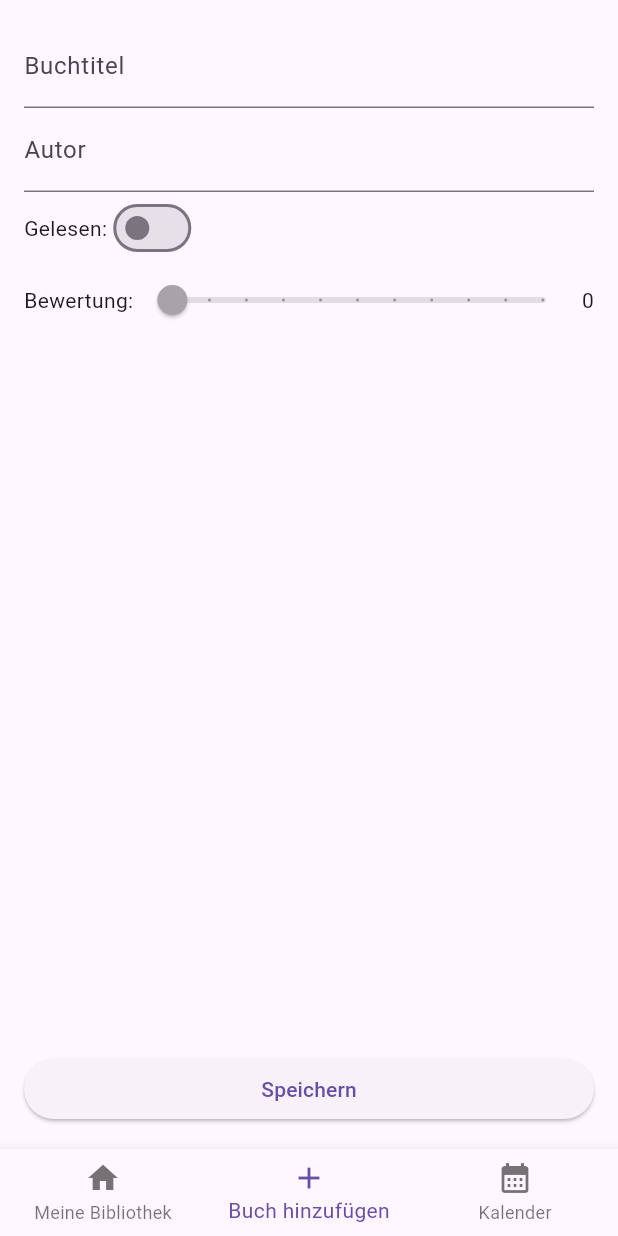
After one commit to deckelmouck/fluhoowlib, a Flutter app: the screen it shows after launch, item 2 of the bottom bar chosen, after a tap on "Speichern", on a phone screen of 412 x 824 dp. The commit adds this screen. Run offline on Flutter 3.47's test engine with Material 3 defaults, Android fonts, the phone set to English and light mode, and no system bars; our stand-ins replace table_calendar.

Commit message:
update seperate pages

```diff
--- /dev/null
+++ b/lib/models/book.dart
@@ -0,0 +1,8 @@
+class Book {
+  final String title;
+  final String author;
+  final bool gelesen;
+  final int bewertung;
+
+  Book({required this.title, required this.author, required this.gelesen, required this.bewertung});
+}
--- /dev/null
+++ b/lib/pages/add_book_page.dart
@@ -0,0 +1,75 @@
+import 'package:flutter/material.dart';
+
+class AddBookPage extends StatelessWidget {
+  final TextEditingController titleController;
+  final TextEditingController authorController;
+  final bool gelesen;
+  final double bewertung;
+  final ValueChanged<bool> onGelesenChanged;
+  final ValueChanged<double> onBewertungChanged;
+  final VoidCallback onSave;
+
+  const AddBookPage({
+    super.key,
+    required this.titleController,
+    required this.authorController,
+    required this.gelesen,
+    required this.bewertung,
+    required this.onGelesenChanged,
+    required this.onBewertungChanged,
+    required this.onSave,
+  });
+
+  @override
+  Widget build(BuildContext context) {
+    return Padding(
+      padding: const EdgeInsets.all(16.0),
+      child: Column(
+        crossAxisAlignment: CrossAxisAlignment.start,
+        children: [
+          TextField(
+            controller: titleController,
+            decoration: const InputDecoration(labelText: 'Buchtitel'),
+          ),
+          TextField(
+            controller: authorController,
+            decoration: const InputDecoration(labelText: 'Autor'),
+          ),
+          Row(
+            children: [
+              const Text('Gelesen:'),
+              Switch(
+                value: gelesen,
+                onChanged: onGelesenChanged,
+              ),
+            ],
+          ),
+          Row(
+            children: [
+              const Text('Bewertung:'),
+              Expanded(
+                child: Slider(
+                  value: bewertung,
+                  min: 0,
+                  max: 10,
+                  divisions: 10,
+                  label: bewertung.round().toString(),
+                  onChanged: gelesen ? onBewertungChanged : null,
+                ),
+              ),
+              Text(bewertung.round().toString()),
+            ],
+          ),
+          const Spacer(),
+          SizedBox(
+            width: double.infinity,
+            child: ElevatedButton(
+              onPressed: onSave,
+              child: const Text('Speichern'),
+            ),
+          ),
+        ],
+      ),
+    );
+  }
+}
--- /dev/null
+++ b/lib/pages/library_page.dart
@@ -0,0 +1,21 @@
+import 'package:flutter/material.dart';
+import '../models/book.dart';
+
+class LibraryPage extends StatelessWidget {
+  final List<Book> books;
+  const LibraryPage({super.key, required this.books});
+
+  @override
+  Widget build(BuildContext context) {
+    return ListView.builder(
+      itemCount: books.length,
+      itemBuilder: (context, index) {
+        final book = books[index];
+        return ListTile(
+          title: Text(book.title),
+          subtitle: Text('Autor: ${book.author} | Gelesen: ${book.gelesen ? 'Ja' : 'Nein'} | Bewertung: ${book.bewertung}'),
+        );
+      },
+    );
+  }
+}
```
Also changed, not shown: lib/main.dart (+15 -154 lines), lib/pages/calendar_page.dart (added, +78 -0 lines).
